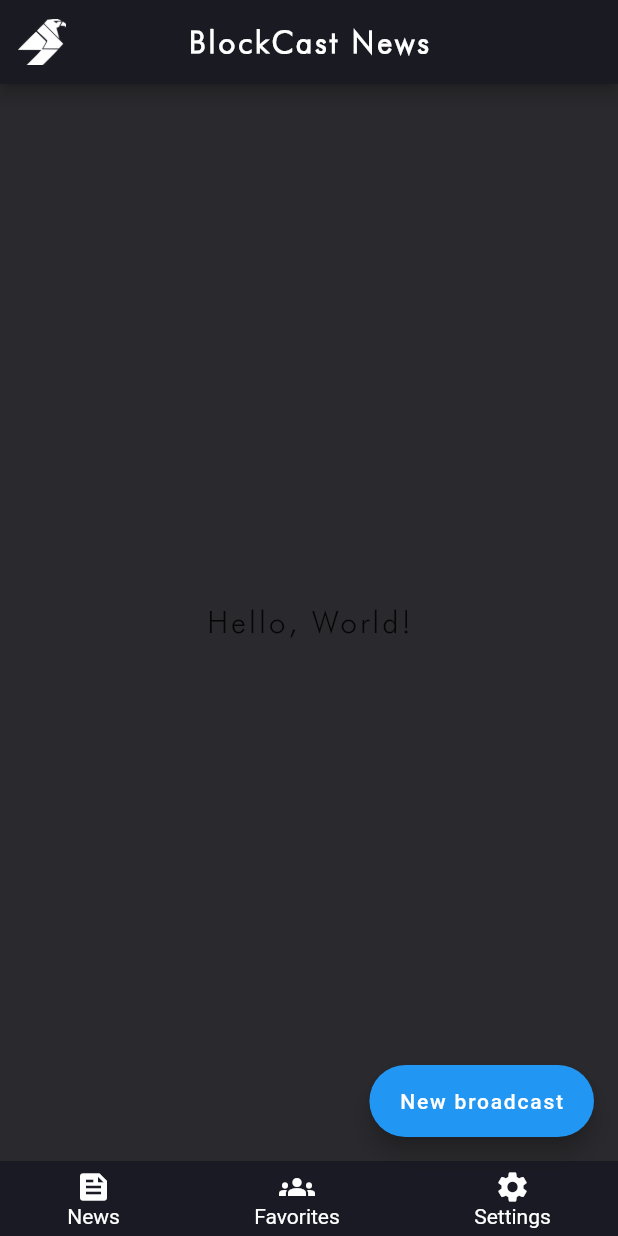
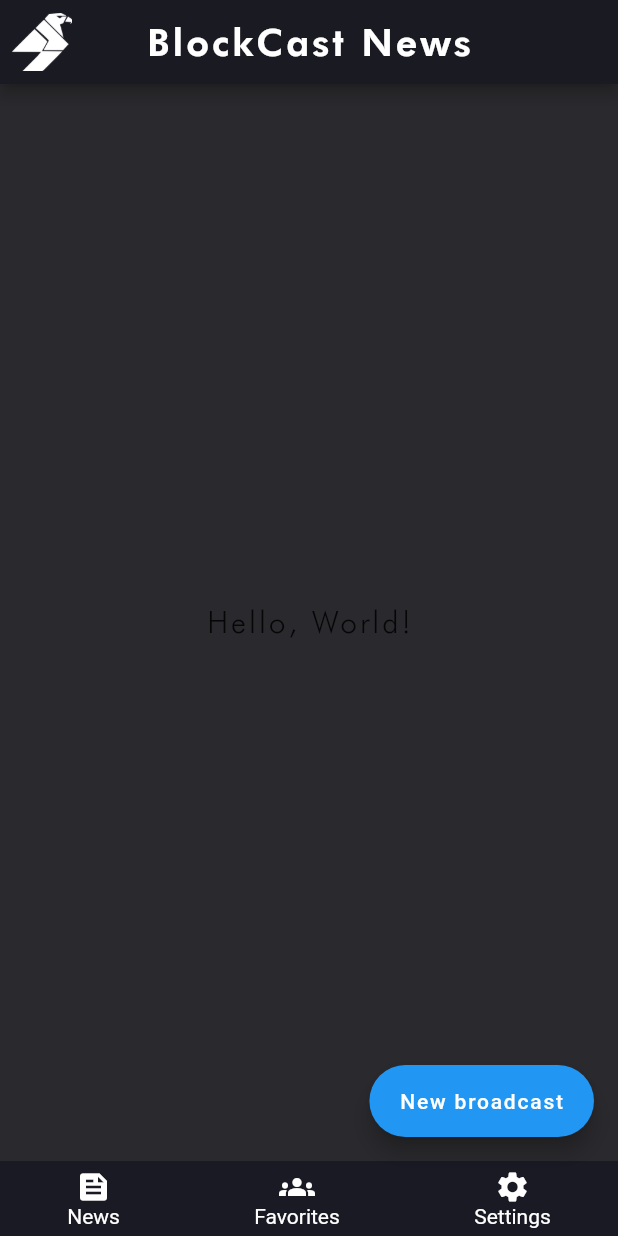
Before and after one commit to Benjovengo/DAppsage, a Flutter app: the screen it shows after launch, on a phone screen of 412 x 824 dp. Run offline on Flutter 3.47's test engine with Material 2 defaults, Android fonts, the phone set to English and light mode, and no system bars.

Commit message:
update AppBar font
Change the font of the title of the current page to be Futura Heavy.

- Define the Futura Heavy as another font family.

Signed-off-by: Fabio Benjovengo <fabio.benjovengo@gmail.com>

```diff
--- a/front_end/lib/pages/home.dart
+++ b/front_end/lib/pages/home.dart
@@ -7,22 +7,23 @@ class Home extends StatelessWidget {
   Widget build(BuildContext context) {
     return Scaffold(
       appBar: AppBar(
+        backgroundColor: const Color.fromRGBO(26, 26, 34, 1),
         title: const Text(
           'BlockCast News',
           style: TextStyle(
             letterSpacing: 2.0,
-            fontFamily: 'Futura',
-            fontWeight: FontWeight.bold,
+            fontFamily: 'FuturaHeavy',
+            fontSize: 25,
+            // fontWeight: FontWeight.w600,
           ),
         ),
         leading: Padding(
-          padding: const EdgeInsets.all(12.0),
+          padding: const EdgeInsets.all(8.0),
           child: Image.asset(
             "assets/DApp_icon_white.png",
           ),
         ),
         centerTitle: true,
-        backgroundColor: const Color.fromRGBO(26, 26, 34, 1),
       ),
       backgroundColor: const Color.fromRGBO(42, 42, 46, 1),
       body: const Center(
--- a/front_end/pubspec.yaml
+++ b/front_end/pubspec.yaml
@@ -78,8 +78,9 @@ flutter:
         - asset: fonts/Futura_Light_BT.ttf
         - asset: fonts/Futura_Light_Italic_BT.ttf
           style: italic
+    - family: FuturaHeavy
+      fonts:
         - asset: fonts/Futura_Heavy_BT.ttf
-          weight: 600
     - family: UbuntuMono
       fonts:
         - asset: fonts/UbuntuMono_Regular.ttf
```
